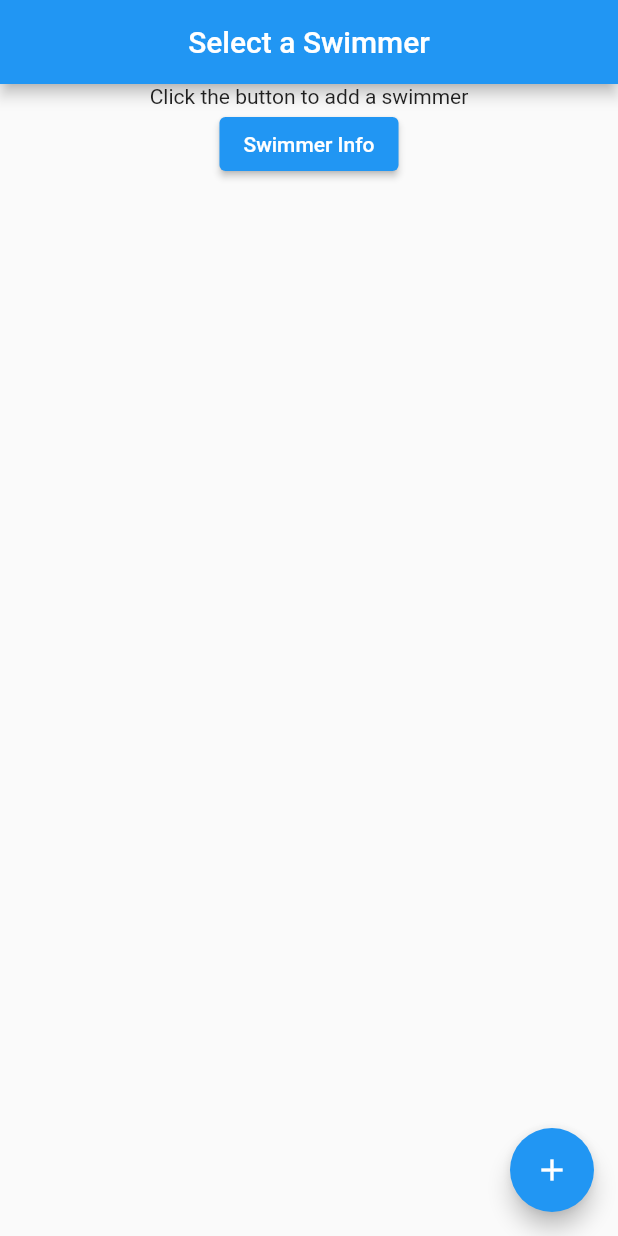
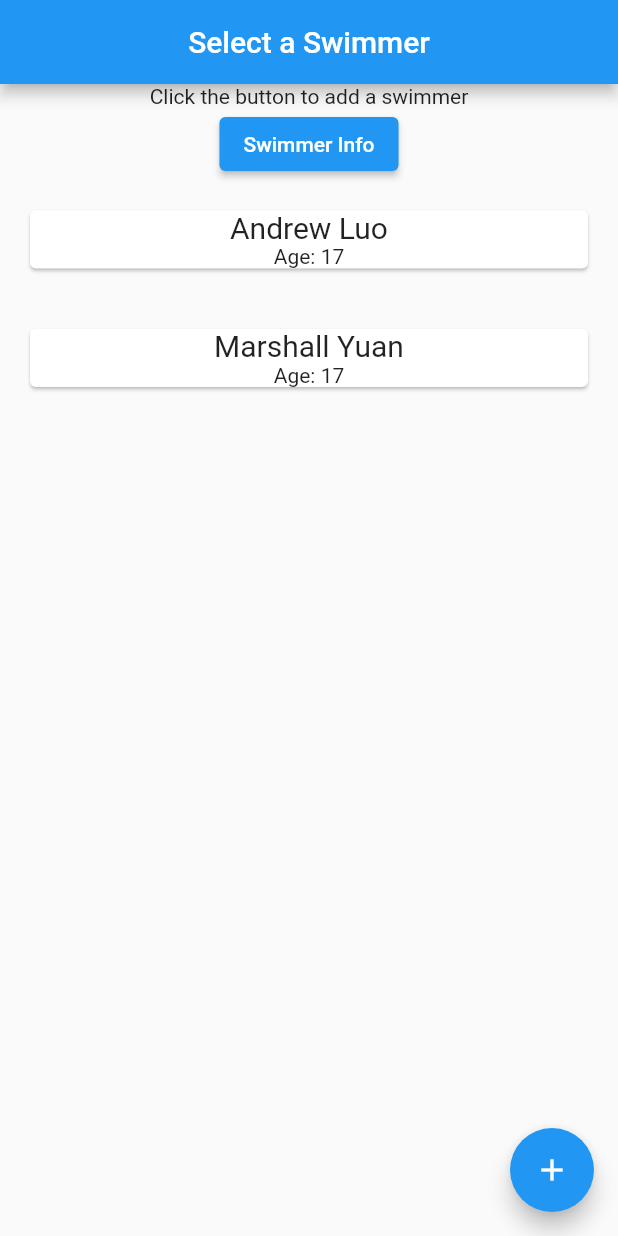
Before and after one commit to swimstatsapp/swimstatsapp, a Flutter app: the screen it shows after launch, on a phone screen of 412 x 824 dp. Run offline on Flutter 3.47's test engine with Material 2 defaults, Android fonts, the phone set to English and light mode, and no system bars; missing offline and left inert: web_scraper.

Commit message:
Added card functionality to the front page and web scraping capabilities

```diff
--- /dev/null
+++ b/lib/cardtemplate.dart
@@ -0,0 +1,6 @@
+class SwimmerData {
+  String name = '';
+  String age = '';
+
+  SwimmerData({ required this.name, required this.age });
+}
--- a/lib/home.dart
+++ b/lib/home.dart
@@ -1,13 +1,31 @@
 import 'package:flutter/material.dart';
+import 'package:swimstatsapp/cardtemplate.dart';
 
 class Home extends StatefulWidget {
   const Home({Key? key}) : super(key: key);
-
   @override
   _HomeState createState() => _HomeState();
 }
 
 class _HomeState extends State<Home> {
+
+  List<SwimmerData> swimmerList = [SwimmerData(name:'Andrew Luo',age:'17'), SwimmerData(name:'Marshall Yuan',age:'17')];
+  Widget cardTemplate(swimmer) {
+    return Card(
+      margin: EdgeInsets.all(20),
+      child: Column(
+        children: <Widget> [
+          Text(swimmer.name,
+          style:TextStyle(
+            fontSize: 20,
+            ),
+          ),
+          Text("Age: ${swimmer.age}"),
+        ],
+      ),
+    );
+  }
+
   @override
   Widget build(BuildContext context) {
     return MaterialApp(
@@ -19,19 +37,17 @@ class _HomeState extends State<Home> {
         body: Column(
           children: <Widget>[
             Container(
-              child: Center(
-                child: Text('Click the button to add a swimmer'),
-              ),
+              child:  Text('Click the button to add a swimmer')
             ),
-            Container(
-              child: Center(
-                child: ElevatedButton(
+                ElevatedButton(
                   onPressed: () {
                     Navigator.pushNamed(context, '/swimmerinfo');
                   },
                   child: Text('Swimmer Info'),
-                ),
-              ),
+            ),
+            Column(
+              crossAxisAlignment: CrossAxisAlignment.stretch,
+              children: swimmerList.map((swimmer) => cardTemplate(swimmer)).toList(),
             ),
           ],
         ),
--- a/pubspec.yaml
+++ b/pubspec.yaml
@@ -24,6 +24,7 @@ dependencies:
   flutter:
     sdk: flutter
   url_launcher:
+  web_scraper: ^0.1.4
 
 
   # The following adds the Cupertino Icons font to your application.
```
Also changed, not shown: lib/create_url.dart (+29 -10 lines), pubspec.lock.
